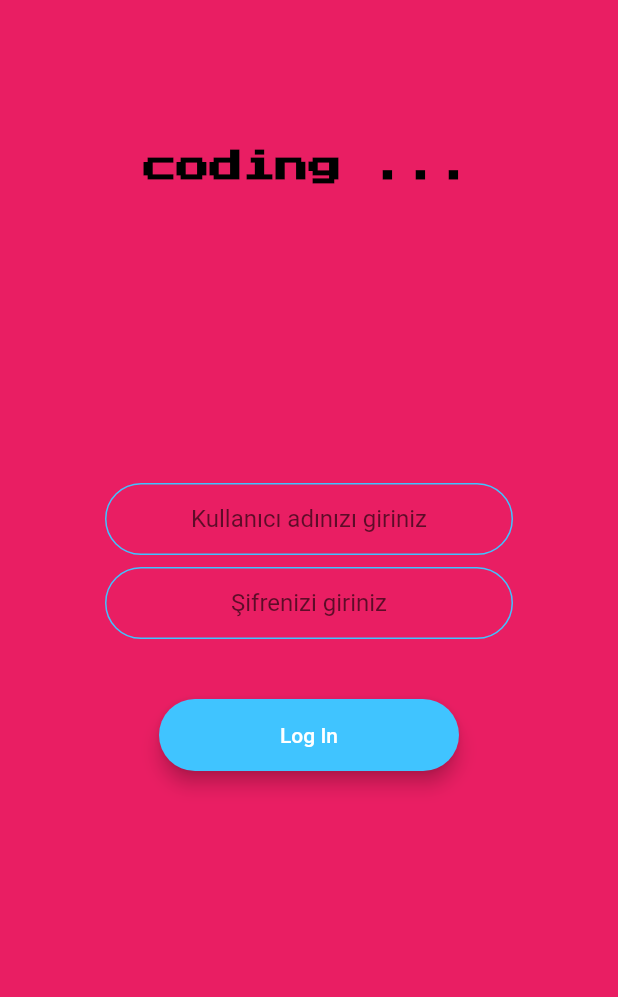
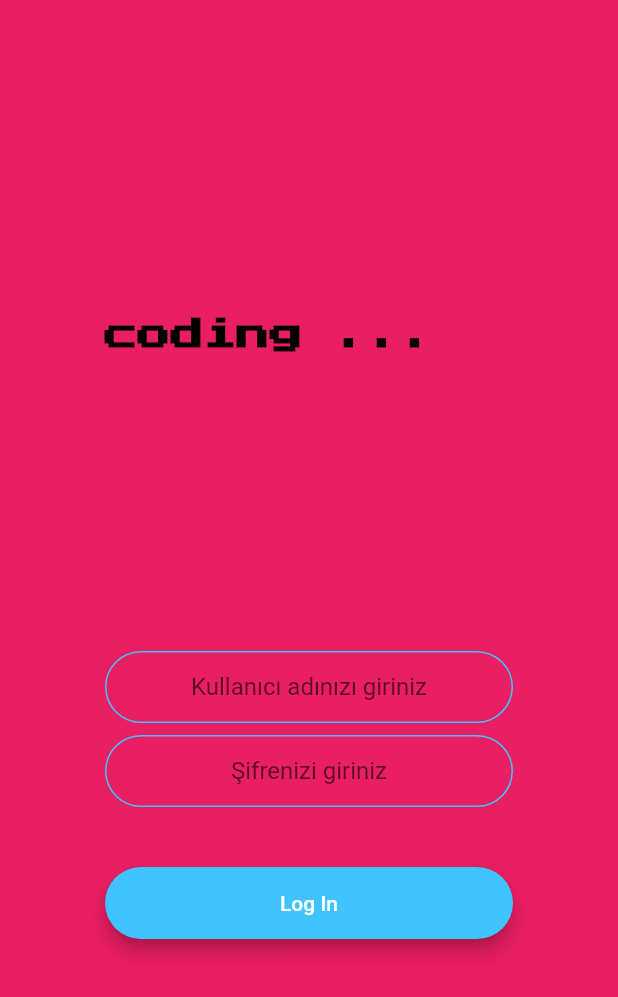
Before and after one commit to umutatalay/EducationAppOnFlutter, a Flutter app: the LoginScreen screen opened by its route, on a phone screen of 412 x 824 dp. Shown: the top 997 px of the screen. Run offline on Flutter 3.47's test engine with Material 2 defaults, Android fonts, the phone set to English and light mode, and no system bars; our stand-ins replace animated_text_kit.

Commit message:
mal umut

```diff
--- a/lib/LoginScreen.dart
+++ b/lib/LoginScreen.dart
@@ -21,6 +21,8 @@ class _LoginScreenState extends State<LoginScreen> {
       body: Padding(
         padding: const EdgeInsets.all(70.0),
         child: Column(
+          mainAxisAlignment: MainAxisAlignment.center,
+          crossAxisAlignment: CrossAxisAlignment.stretch,
           children: <Widget>[
             SizedBox(
               height: 30.0,
@@ -50,7 +52,7 @@ class _LoginScreenState extends State<LoginScreen> {
               obscureText: true,
               textAlign: TextAlign.center,
               decoration:
-                  kTextFieldDecoration.copyWith(hintText: 'Şifrenizi giriniz'),
+              kTextFieldDecoration.copyWith(hintText: 'Şifrenizi giriniz'),
             ),
             SizedBox(
               height: 24.0,
```
Also changed, not shown: lib/WelcomeScreen.dart (+13 -8 lines).
